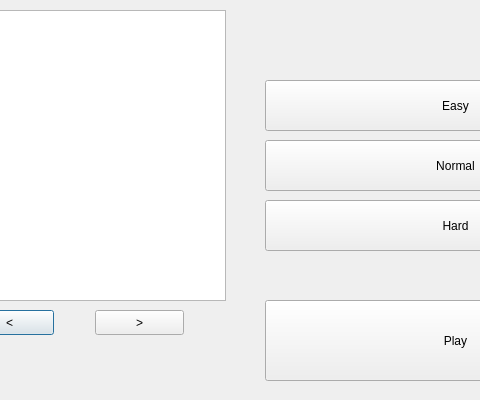
Before: the Qt Designer form DuckInvaders/characterchoice.ui in Szymon-Kostrubiec/psio-projekt, drawn with Qt 5; both pictures show x 85 to 565 and y 0 to 400 of the 750 by 400 pixel window.
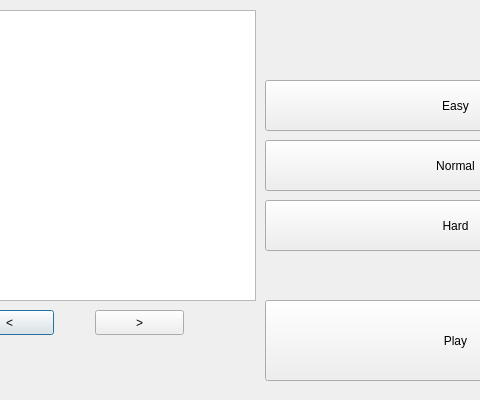
After: the same form once the commit is applied.

Commit message: Added player choice

```diff
--- a/DuckInvaders/characterchoice.ui
+++ b/DuckInvaders/characterchoice.ui
@@ -39,16 +39,6 @@
     <string>&gt;</string>
    </property>
   </widget>
-  <widget class="QGraphicsView" name="graphicsView">
-   <property name="geometry">
-    <rect>
-     <x>10</x>
-     <y>10</y>
-     <width>301</width>
-     <height>291</height>
-    </rect>
-   </property>
-  </widget>
   <widget class="QPushButton" name="easy">
    <property name="geometry">
     <rect>
@@ -101,6 +91,16 @@
     <string>Play</string>
    </property>
   </widget>
+  <widget class="QGraphicsView" name="viewPlayer">
+   <property name="geometry">
+    <rect>
+     <x>10</x>
+     <y>10</y>
+     <width>331</width>
+     <height>291</height>
+    </rect>
+   </property>
+  </widget>
  </widget>
  <resources/>
  <connections/>
```
The commit also changes 16 other files.
